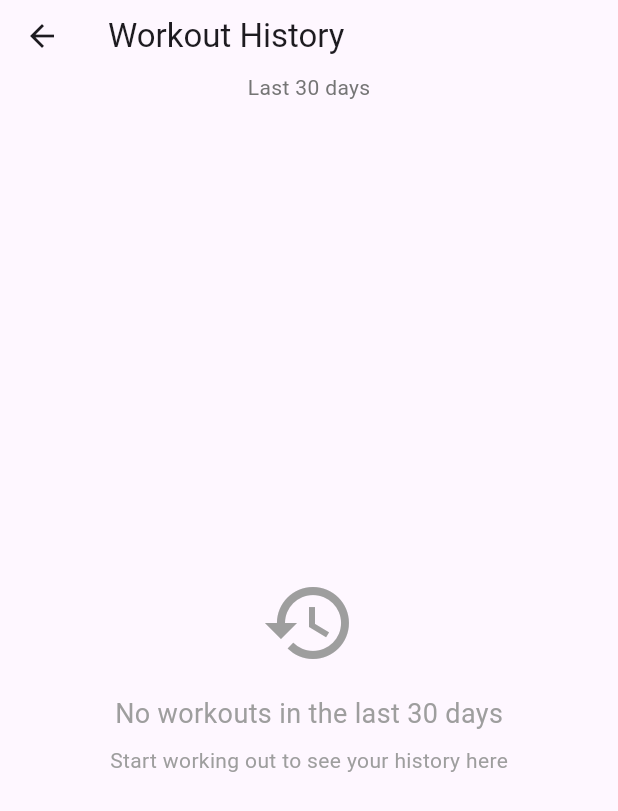
After one commit to itsPRNV/Fortis-GymTracker, a Flutter app: the WorkoutHistoryScreen screen opened directly, on a phone screen of 412 x 824 dp. The commit adds this screen. Shown: the top 811 px of the screen. Run offline on Flutter 3.47's test engine with Material 2 defaults, Android fonts, the phone set to English and light mode, and no system bars; our stand-ins replace fl_chart, image_picker, shared_preferences, sqflite, vibration; accounts and stored records are empty.

Commit message:
feat: 30 day history

```diff
--- a/lib/providers/workout_provider.dart
+++ b/lib/providers/workout_provider.dart
@@ -116,4 +116,8 @@ class WorkoutProvider extends ChangeNotifier {
     await DatabaseService.instance.clearAndReloadExercises();
     await loadExercises();
   }
+
+  Future<List<Workout>> getWorkoutsLast30Days() async {
+    return await DatabaseService.instance.getWorkoutsLast30Days();
+  }
 }
--- /dev/null
+++ b/lib/screens/workout_history_screen.dart
@@ -0,0 +1,175 @@
+import 'package:flutter/material.dart';
+import 'package:provider/provider.dart';
+import '../providers/workout_provider.dart';
+import '../models/exercise.dart';
+import 'workout_detail_screen.dart';
+
+class WorkoutHistoryScreen extends StatefulWidget {
+  const WorkoutHistoryScreen({super.key});
+
+  @override
+  State<WorkoutHistoryScreen> createState() => _WorkoutHistoryScreenState();
+}
+
+class _WorkoutHistoryScreenState extends State<WorkoutHistoryScreen> {
+  List<Workout> _workouts = [];
+  bool _isLoading = true;
+
+  @override
+  void initState() {
+    super.initState();
+    _loadWorkouts();
+  }
+
+  Future<void> _loadWorkouts() async {
+    final workouts = await context.read<WorkoutProvider>().getWorkoutsLast30Days();
+    setState(() {
+      _workouts = workouts;
+      _isLoading = false;
+    });
+  }
+
+  @override
+  Widget build(BuildContext context) {
+    return Scaffold(
+      appBar: AppBar(
+        title: const Text('Workout History'),
+        bottom: PreferredSize(
+          preferredSize: const Size.fromHeight(20),
+          child: Padding(
+            padding: const EdgeInsets.only(bottom: 8),
+            child: Text(
+              'Last 30 days',
+              style: TextStyle(color: Colors.grey[600], fontSize: 14),
+            ),
+          ),
+        ),
+      ),
+      body: _isLoading
+          ? const Center(child: CircularProgressIndicator())
+          : _workouts.isEmpty
+              ? const Center(
+                  child: Column(
+                    mainAxisAlignment: MainAxisAlignment.center,
+                    children: [
+                      Icon(Icons.history, size: 64, color: Colors.grey),
+                      SizedBox(height: 16),
+                      Text(
+                        'No workouts in the last 30 days',
+                        style: TextStyle(fontSize: 18, color: Colors.grey),
+                      ),
+                      SizedBox(height: 8),
+                      Text(
+                        'Start working out to see your history here',
+                        style: TextStyle(color: Colors.grey),
+                      ),
+                    ],
+                  ),
+                )
+              : Column(
+                  children: [
+                    Padding(
+                      padding: const EdgeInsets.all(16),
+                      child: Row(
+                        children: [
+                          Icon(Icons.calendar_today, color: Theme.of(context).primaryColor),
+                          const SizedBox(width: 8),
+                          Text(
+                            '${_workouts.length} workouts completed',
+                            style: Theme.of(context).textTheme.titleMedium,
+                          ),
+                        ],
+                      ),
+                    ),
+                    Expanded(
+                      child: ListView.builder(
+                        padding: const EdgeInsets.symmetric(horizontal: 16),
+                        itemCount: _workouts.length,
+                        itemBuilder: (context, index) {
+                          final workout = _workouts[index];
+                          return _WorkoutHistoryCard(workout: workout);
+                        },
+                      ),
+                    ),
+                  ],
+                ),
+    );
+  }
+}
+
+class _WorkoutHistoryCard extends StatelessWidget {
+  final Workout workout;
+
+  const _WorkoutHistoryCard({required this.workout});
+
+  @override
+  Widget build(BuildContext context) {
+    return Card(
+      margin: const EdgeInsets.only(bottom: 12),
+      child: ListTile(
+        contentPadding: const EdgeInsets.all(16),
+        title: Text(
+          workout.name,
+          style: const TextStyle(fontWeight: FontWeight.bold),
+        ),
+        subtitle: Column(
+          crossAxisAlignment: CrossAxisAlignment.start,
+          children: [
+            const SizedBox(height: 4),
+            Row(
+              children: [
+                Icon(Icons.calendar_today, size: 16, color: Colors.grey[600]),
+                const SizedBox(width: 4),
+                Text(_formatDate(workout.date)),
+                const SizedBox(width: 16),
+                Icon(Icons.timer, size: 16, color: Colors.grey[600]),
+                const SizedBox(width: 4),
+                Text('${workout.duration ?? 0} min'),
+              ],
+            ),
+            const SizedBox(height: 4),
+            Row(
+              children: [
+                Icon(Icons.fitness_center, size: 16, color: Colors.grey[600]),
+                const SizedBox(width: 4),
+                Text('${workout.exercises.length} exercises'),
+                const SizedBox(width: 16),
+                Icon(Icons.repeat, size: 16, color: Colors.grey[600]),
+                const SizedBox(width: 4),
+                Text('${_getTotalSets(workout)} sets'),
+              ],
+            ),
+          ],
+        ),
+        trailing: const Icon(Icons.arrow_forward_ios, size: 16),
+        onTap: () => Navigator.push(
+          context,
+          MaterialPageRoute(
+            builder: (_) => WorkoutDetailScreen(workout: workout),
+          ),
+        ),
+      ),
+    );
+  }
+
+  String _formatDate(DateTime date) {
+    final now = DateTime.now();
+    final difference = now.difference(date).inDays;
+
+    if (difference == 0) {
+      return 'Today';
+    } else if (difference == 1) {
+      return 'Yesterday';
+    } else if (difference < 7) {
+      return '${difference} days ago';
+    } else {
+      final months = ['Jan', 'Feb', 'Mar', 'Apr', 'May', 'Jun',
+                     'Jul', 'Aug', 'Sep', 'Oct', 'Nov', 'Dec'];
+      return '${months[date.month - 1]} ${date.day}';
+    }
+  }
+
+  int _getTotalSets(Workout workout) {
+    return workout.exercises.fold(0, (total, exercise) => total + exercise.sets.length);
+  }
+}
--- a/lib/services/database_service.dart
+++ b/lib/services/database_service.dart
@@ -352,6 +352,25 @@ class DatabaseService {
     final db = await instance.database;
     final workoutResults = await db.query('workouts', orderBy: 'date DESC');
 
+    return _buildWorkoutsFromResults(workoutResults);
+  }
+
+  Future<List<Workout>> getWorkoutsLast30Days() async {
+    final db = await instance.database;
+    final thirtyDaysAgo = DateTime.now().subtract(Duration(days: 30)).toIso8601String();
+    final workoutResults = await db.query(
+      'workouts',
+      where: 'date >= ?',
+      whereArgs: [thirtyDaysAgo],
+      orderBy: 'date DESC',
+    );
+
+    return _buildWorkoutsFromResults(workoutResults);
+  }
+
+  Future<List<Workout>> _buildWorkoutsFromResults(List<Map<String, dynamic>> workoutResults) async {
+    final db = await instance.database;
+
     final workouts = <Workout>[];
 
     for (final workoutMap in workoutResults) {
```
Also changed, not shown: lib/screens/home_screen.dart (+16 -3 lines).
